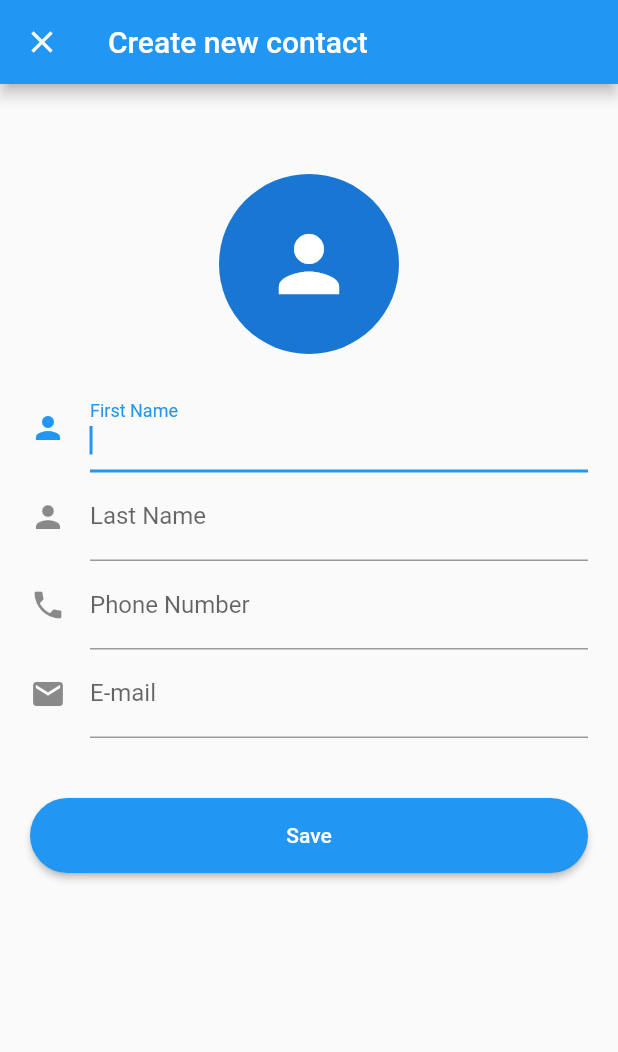
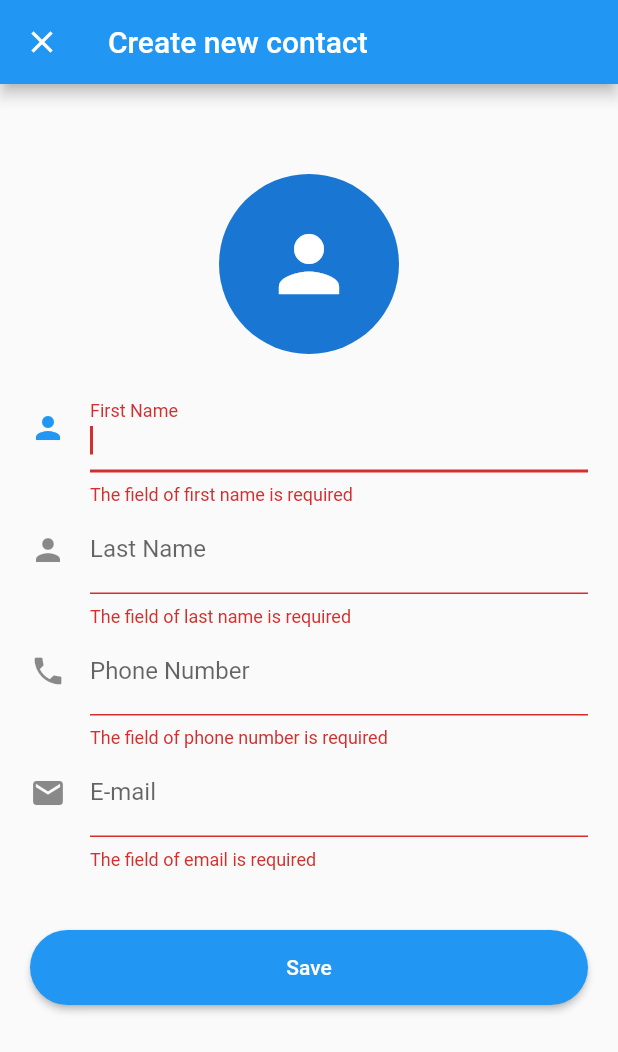
Before and after one commit to FilipeMMPereira/bazara_tecnical_test, a Flutter app: the CreateContactPage screen opened directly, after a tap on "Save", on a phone screen of 412 x 824 dp. Shown: the top 1052 px of the screen. Run offline on Flutter 3.47's test engine with Material 2 defaults, Android fonts, the phone set to English and light mode, and no system bars; our stand-ins replace cloud_firestore, firebase_auth, firebase_core, font_awesome_flutter, google_sign_in; accounts and stored records are empty.

Commit message:
Install Firebase, Add Google Auth and Create & validate contact

```diff
--- /dev/null
+++ b/lib/src/models/contact.dart
@@ -0,0 +1,35 @@
+import 'package:cloud_firestore/cloud_firestore.dart';
+import 'package:firebase_auth/firebase_auth.dart';
+
+Future CreateContact(Contact contact) async {
+  // Call Firebase
+  final docContact = FirebaseFirestore.instance.collection('contact').doc();
+
+  contact.id = docContact.id;
+
+  final json = contact.toJson();
+  await docContact.set(json);
+}
+
+class Contact {
+  String? id;
+  final String first_name;
+  final String last_name;
+  final String phone_number;
+  final String email;
+
+  Contact(
+      {this.id = '',
+      required this.first_name,
+      required this.last_name,
+      required this.phone_number,
+      required this.email});
+
+  Map<String, dynamic> toJson() => {
+        'id': id,
+        'first_name': first_name,
+        'last_name': last_name,
+        'phone_number': phone_number,
+        'email': email
+      };
+}
--- a/lib/src/pages/contact/CreateContactPage.dart
+++ b/lib/src/pages/contact/CreateContactPage.dart
@@ -1,3 +1,5 @@
+import 'package:bazara_tecnical_test/src/models/contact.dart';
+import 'package:bazara_tecnical_test/src/pages/contact/IndexContactPage.dart';
 import 'package:flutter/material.dart';
 import 'package:flutter/services.dart';
 
@@ -33,9 +35,9 @@ class _CreateContactPageState extends State<CreateContactPage> {
         icon: Icon(Icons.person),
       ),
       validator: (value) {
-        // if (value.isEmpty) {
-        //   return 'Obrigatório';
-        // }
+        if (value == null || value.isEmpty) {
+          return 'The field of first name is required';
+        }
         return null;
       },
     );
@@ -50,6 +52,12 @@ class _CreateContactPageState extends State<CreateContactPage> {
         labelText: 'Last Name',
         icon: Icon(Icons.person),
       ),
+      validator: (value) {
+        if (value == null || value.isEmpty) {
+          return 'The field of last name is required';
+        }
+        return null;
+      },
     );
 
     TextFormField inputPhoneNumber = TextFormField(
@@ -59,6 +67,12 @@ class _CreateContactPageState extends State<CreateContactPage> {
         labelText: "Phone Number",
         icon: Icon(Icons.phone),
       ),
+      validator: (value) {
+        if (value == null || value.isEmpty) {
+          return 'The field of phone number is required';
+        }
+        return null;
+      },
     );
 
     TextFormField inputEmail = TextFormField(
@@ -71,6 +85,12 @@ class _CreateContactPageState extends State<CreateContactPage> {
         labelText: 'E-mail',
         icon: Icon(Icons.email),
       ),
+      validator: (value) {
+        if (value == null || value.isEmpty) {
+          return 'The field of email is required';
+        }
+        return null;
+      },
     );
 
     final picture = Column(
@@ -91,9 +111,28 @@ class _CreateContactPageState extends State<CreateContactPage> {
     );
 
     ElevatedButton submitButton = ElevatedButton(
-      onPressed: () {},
+      onPressed: () {
+        FocusScopeNode currentFocus = FocusScope.of(context);
+        if (_formKey.currentState!.validate()) {
+          final contact = Contact(
+              first_name: _firstName.text,
+              last_name: _lastName.text,
+              phone_number: _phoneNumber.text,
+              email: _email.text);
+
+          CreateContact(contact);
+
+          Navigator.pushReplacement(
+              context,
+              MaterialPageRoute(
+                  builder: (context) => const IndexContactPage()));
+        }
+      },
       child: Text('Save'),
-      style: ElevatedButton.styleFrom(shape:const StadiumBorder(), minimumSize: const Size.fromHeight(50),),
+      style: ElevatedButton.styleFrom(
+        shape: const StadiumBorder(),
+        minimumSize: const Size.fromHeight(50),
+      ),
     );
 
     ListView content = ListView(
@@ -110,7 +149,9 @@ class _CreateContactPageState extends State<CreateContactPage> {
               inputLastName,
               inputPhoneNumber,
               inputEmail,
-              const SizedBox(height: 40,),
+              const SizedBox(
+                height: 40,
+              ),
               submitButton
             ],
           ),
```
Also changed, not shown: lib/main.dart (+21 -8 lines), lib/src/components/MyDrowerList.dart (added, +71 -0 lines), lib/src/components/MyHeaderDrower.dart (added, +43 -0 lines), lib/src/pages/HomePage.dart (added, +39 -0 lines), lib/src/pages/auth/SignInScreen.dart (added, +42 -0 lines), lib/src/pages/contact/IndexContactPage.dart (added, +135 -0 lines), lib/src/provider/google_sign_in.dart (added, +34 -0 lines), pubspec.yaml (+9 -0 lines), lib/firebase_options.dart (added), lib/src/pages/auth/SignUpScreen.dart (added), lib/src/pages/auth/login.dart (deleted), pubspec.lock, 9 other files.
